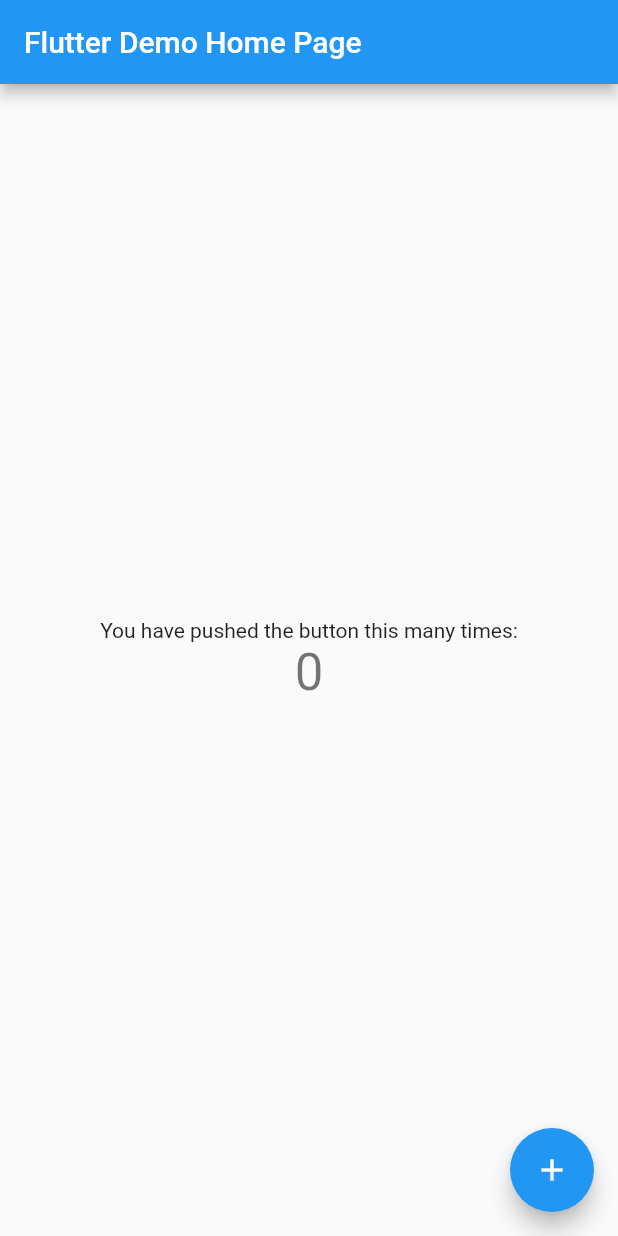
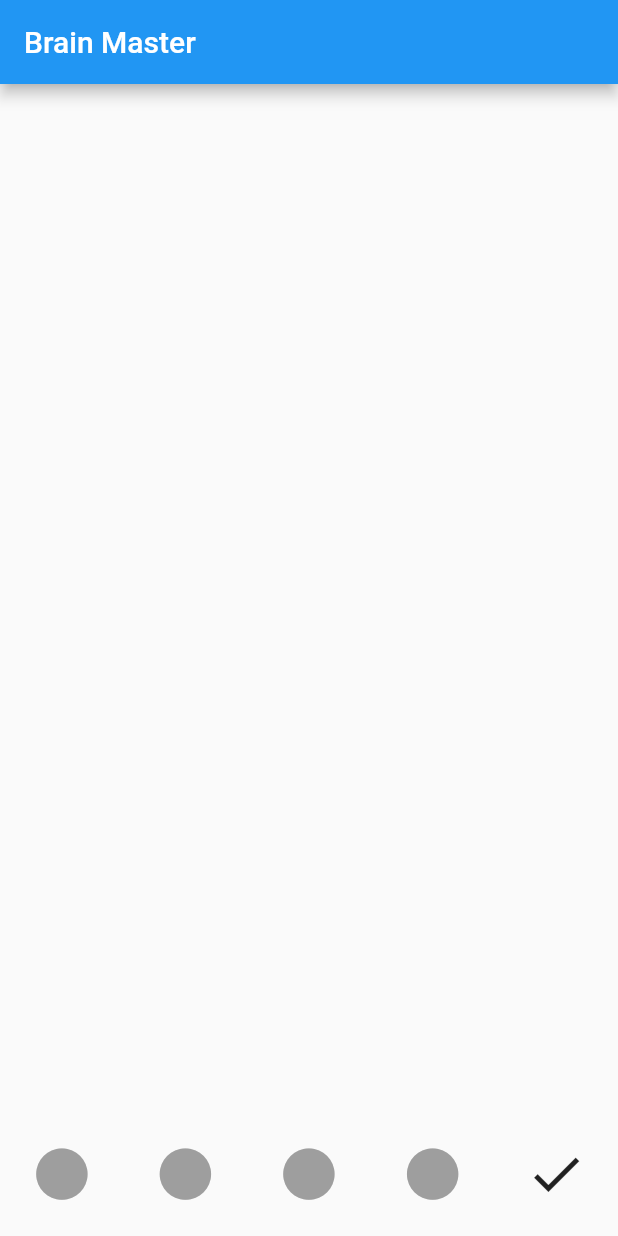
Before and after one commit to demogames/colorcode, a Flutter app: the screen it shows after launch, on a phone screen of 412 x 824 dp. Run offline on Flutter 3.47's test engine with Material 2 defaults, Android fonts, the phone set to English and light mode, and no system bars.

Commit message:
implement guess bar and color choose dialog

```diff
--- /dev/null
+++ b/lib/code.dart
@@ -0,0 +1,123 @@
+import 'package:flutter/material.dart';
+import 'dart:math';
+
+class CodeMapper {
+  static var _codeColors = <Color>[
+    Colors.red,
+    Colors.green,
+    Colors.blue,
+    Colors.yellow,
+    Colors.orange,
+    Colors.purple
+  ];
+
+  static var _defaultColor = Colors.grey;
+
+  static Color getCodeColor(int code) {
+    if (code < 0 || code >= _codeColors.length) {
+      return _defaultColor;
+    }
+    return _codeColors[code];
+  }
+
+  static int colorCount() => _codeColors.length;
+}
+
+class Code {
+  var _code = <int>[-1, -1, -1, -1];
+
+  operator [](int i) => _code[i];
+  operator []=(int i, int value) => _code[i] = value;
+
+  int pinCount() => _code.length;
+}
+
+class CodeWidget extends StatefulWidget {
+  @override
+  createState() => new CodeState();
+}
+
+class CodeState extends State<CodeWidget> {
+  Code _code = new Code();
+  Random rand = new Random();
+
+  @override
+  Widget build(BuildContext context) {
+    return new Row(
+      children: createPinWidgets(),
+      mainAxisAlignment: MainAxisAlignment.spaceEvenly,
+    );
+  }
+
+  createPinWidgets() {
+    var pinWidgets = <Widget>[];
+    for (int i = 0; i < _code.pinCount(); ++i) {
+      pinWidgets.add(
+        new Expanded(
+          child: new AspectRatio(
+            aspectRatio: 1.0,
+            child: new FittedBox(
+              fit: BoxFit.fill,
+              child: new IconButton(
+                icon: new Icon(
+                  Icons.brightness_1,
+                  color: CodeMapper.getCodeColor(_code[i]),
+                ),
+                onPressed: () {
+                  selectColor(i);
+                },
+                splashColor: null,
+                highlightColor: null,
+              ),
+            ),
+          ),
+        ),
+      );
+    }
+    return pinWidgets;
+  }
+
+  selectColor(int i) {
+    showDialog(
+        context: context,
+        builder: (BuildContext) => new ColorChooser()
+    );
+    setState(() {
+      _code[i] = rand.nextInt(6);
+    });
+  }
+}
+
+class ColorChooser extends StatelessWidget {
+  @override
+  Widget build(BuildContext context) {
+    var colorWidgets = <Widget>[];
+    for (int i = 0; i < CodeMapper.colorCount(); ++i) {
+      colorWidgets.add(
+        new Expanded(
+          child: new AspectRatio(
+            aspectRatio: 1.0,
+            child: new FittedBox(
+              fit: BoxFit.fill,
+              child: new IconButton(
+                icon: new Icon(
+                  Icons.brightness_1,
+                  color: CodeMapper.getCodeColor(i),
+                ),
+                onPressed: null,
+                splashColor: null,
+                highlightColor: null,
+              ),
+            ),
+          ),
+        ),
+      );
+    }
+    return new AlertDialog(
+      title: new Text("Choose Color"),
+      content: new Row(
+        children: colorWidgets,
+      ),
+    );
+  }
+}
--- a/lib/main.dart
+++ b/lib/main.dart
@@ -1,4 +1,7 @@
 import 'package:flutter/material.dart';
+import 'dart:math';
+
+import 'package:mastermind/code.dart';
 
 void main() => runApp(new MyApp());
 
@@ -19,91 +22,101 @@ class MyApp extends StatelessWidget {
         // counter didn't reset back to zero; the application is not restarted.
         primarySwatch: Colors.blue,
       ),
-      home: new MyHomePage(title: 'Flutter Demo Home Page'),
+      home: new GamePage(),
+
     );
   }
 }
 
-class MyHomePage extends StatefulWidget {
-  MyHomePage({Key key, this.title}) : super(key: key);
-
-  // This widget is the home page of your application. It is stateful, meaning
-  // that it has a State object (defined below) that contains fields that affect
-  // how it looks.
-
-  // This class is the configuration for the state. It holds the values (in this
-  // case the title) provided by the parent (in this case the App widget) and
-  // used by the build method of the State. Fields in a Widget subclass are
-  // always marked "final".
-
-  final String title;
-
+class GamePage extends StatefulWidget {
   @override
-  _MyHomePageState createState() => new _MyHomePageState();
+  _GameState createState() => new _GameState();
 }
 
-class _MyHomePageState extends State<MyHomePage> {
-  int _counter = 0;
+class _GameState extends State<GamePage> {
+  var code = <int>[0,0,0,0];
+  var rand = new Random();
 
-  void _incrementCounter() {
+  var _guesses = new List<List<int>>();
+
+  var _currentGuess = <int>[0,0,0,0];
+
+  List<int> generateCode() {
+    return code.map((c) { return rand.nextInt(6); }).toList();
+  }
+
+  void _regenerateCode() {
     setState(() {
-      // This call to setState tells the Flutter framework that something has
-      // changed in this State, which causes it to rerun the build method below
-      // so that the display can reflect the updated values. If we changed
-      // _counter without calling setState(), then the build method would not be
-      // called again, and so nothing would appear to happen.
-      _counter++;
+      _guesses.add(code);
+      code = generateCode();
     });
   }
 
   @override
   Widget build(BuildContext context) {
-    // This method is rerun every time setState is called, for instance as done
-    // by the _incrementCounter method above.
-    //
-    // The Flutter framework has been optimized to make rerunning build methods
-    // fast, so that you can just rebuild anything that needs updating rather
-    // than having to individually change instances of widgets.
+    final guessWidgets = _guesses.map(
+        (guess) {
+          return new ListTile(
+            title: new Text('Hello, World'),
+          );
+        }
+    );
+
     return new Scaffold(
       appBar: new AppBar(
-        // Here we take the value from the MyHomePage object that was created by
-        // the App.build method, and use it to set our appbar title.
-        title: new Text(widget.title),
+        title: new Text("Brain Master"),
       ),
-      body: new Center(
-        // Center is a layout widget. It takes a single child and positions it
-        // in the middle of the parent.
-        child: new Column(
-          // Column is also layout widget. It takes a list of children and
-          // arranges them vertically. By default, it sizes itself to fit its
-          // children horizontally, and tries to be as tall as its parent.
-          //
-          // Invoke "debug paint" (press "p" in the console where you ran
-          // "flutter run", or select "Toggle Debug Paint" from the Flutter tool
-          // window in IntelliJ) to see the wireframe for each widget.
-          //
-          // Column has various properties to control how it sizes itself and
-          // how it positions its children. Here we use mainAxisAlignment to
-          // center the children vertically; the main axis here is the vertical
-          // axis because Columns are vertical (the cross axis would be
-          // horizontal).
-          mainAxisAlignment: MainAxisAlignment.center,
-          children: <Widget>[
-            new Text(
-              'You have pushed the button this many times:',
+      body: new Column(
+        mainAxisAlignment: MainAxisAlignment.end,
+        children: [
+          new Expanded(
+            child: new ListView(
+              children: ListTile.divideTiles(
+                context: context,
+                tiles: guessWidgets).toList()
             ),
-            new Text(
-              '$_counter',
-              style: Theme.of(context).textTheme.display1,
-            ),
-          ],
-        ),
+          ),
+          new GuessWidget()
+        ],
       ),
-      floatingActionButton: new FloatingActionButton(
-        onPressed: _incrementCounter,
-        tooltip: 'Increment',
-        child: new Icon(Icons.add),
-      ), // This trailing comma makes auto-formatting nicer for build methods.
     );
   }
 }
+
+class GuessWidget extends StatefulWidget {
+  @override
+  createState() => new GuessState();
+}
+
+class GuessState extends State<GuessWidget> {
+  _checkGuess() {
+    print("Check Guess");
+  }
+
+  @override
+  Widget build(BuildContext context) {
+    return new Row(
+      children: <Widget>[
+        new Expanded(
+          child: new CodeWidget(),
+          flex: 4,
+        ),
+        new Expanded(
+          child: new AspectRatio(
+            aspectRatio: 1.0,
+            child: new FittedBox(
+              fit: BoxFit.fill,
+              child: new IconButton(
+                icon: new Icon(
+                  Icons.check,
+                ),
+                onPressed: _checkGuess
+              ),
+            ),
+          ),
+          flex: 1,
+        )
+      ],
+    );
+  }
+}
```
